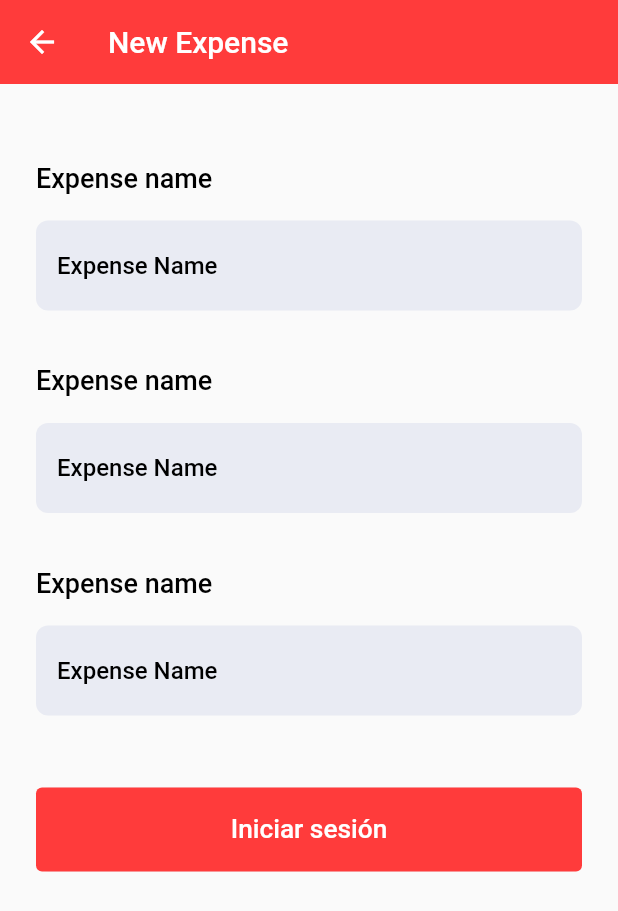
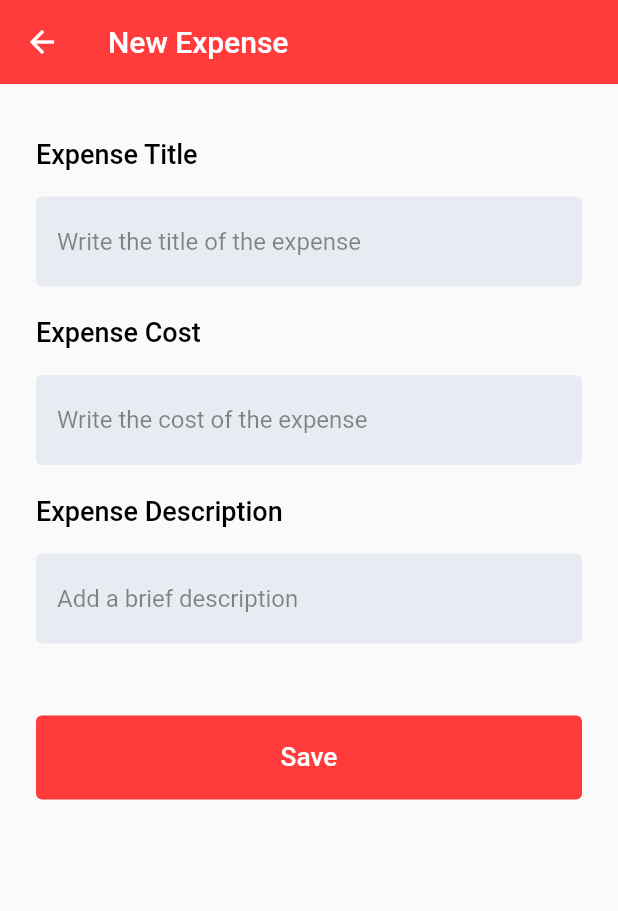
Before and after one commit to JoshuaR503/GigWorkerCalculator, a Flutter app: the screen it shows after launch, after a tap on "Add gas expense", on a phone screen of 412 x 824 dp. Shown: the top 911 px of the screen. Run offline on Flutter 3.47's test engine with Material 2 defaults, Android fonts, the phone set to English and light mode, and no system bars; drawn by our look-alikes of flutter_fadein; our stand-ins replace font_awesome_flutter, salomon_bottom_bar; Roboto replaces fonts that are missing (OpenSans).

Commit message:
Improved Expenses screen code and UI.

```diff
--- a/lib/screens/expenses/expenses.dart
+++ b/lib/screens/expenses/expenses.dart
@@ -1,29 +1,22 @@
 import 'package:calc/screens/dashboard/styles.dart';
-import 'package:calc/screens/expenses/expensesCard.dart';
-
-import 'package:calc/shared/screenScaffold.dart';
-import 'package:calc/styles/typography.dart';
+import 'package:calc/shared/colors.dart';
 import 'package:flutter/material.dart';
 import 'package:flutter_fadein/flutter_fadein.dart';
-import 'package:font_awesome_flutter/font_awesome_flutter.dart';
 
 const kBoxDecorationStyle = BoxDecoration(
   color: Color(0xffe9ebf3),
-  borderRadius: BorderRadius.all(Radius.circular(8)),
-
+  borderRadius: BorderRadius.all(Radius.circular(4)),
 );
 
 class Expenses extends StatelessWidget {
   const Expenses({ Key? key }) : super(key: key);
 
-
-
   @override
   Widget build(BuildContext context) {
     return Scaffold(
       appBar: AppBar(
-        title: Text("New Expense"),
-        backgroundColor: Color(0xffff3b3b),
+        title: const Text("New Expense"),
+        backgroundColor: kCoralRed,
         bottomOpacity: 0.0,
         elevation: 0.0
       ),
@@ -33,28 +26,10 @@ class Expenses extends StatelessWidget {
           width: double.infinity,
           child: SingleChildScrollView(
             physics: const AlwaysScrollableScrollPhysics(),
-              padding: const EdgeInsets.symmetric(horizontal: 24.0, vertical: 40.0),
+            padding: const EdgeInsets.symmetric(horizontal: 24.0, vertical: 24.0),
             child: FadeIn(
               duration: const Duration(milliseconds: 300),
-                child: Column(
-                  mainAxisAlignment: MainAxisAlignment.spaceBetween,
-                  children: [
-
-                    Column(
-                      children: [
-                        _buildFormField(),
-                    const SizedBox(height: 24),
-                    _buildFormField(),
-                    const SizedBox(height: 24),
-                    _buildFormField(),
-                      ],
-                    ),
-                    const SizedBox(height: 48),
-                                        _buildLoginBtn()
-
-                  ],
-
-                )
+              child: _buildForm()
             )
           ),
         ),
@@ -62,39 +37,57 @@ class Expenses extends StatelessWidget {
     );
   }
 
-  Widget _buildFormField() {
+  Widget _buildForm() {
+    return Column(
+      mainAxisAlignment: MainAxisAlignment.spaceBetween,
+      children: [
 
+        Column(
+          children: [
+            _buildFormField(title: "Expense Title", label: "Write the title of the expense"),
+            const SizedBox(height: 8),
+            _buildFormField(title: "Expense Cost", label: "Write the cost of the expense"),
+            const SizedBox(height: 8),
+            _buildFormField(title: "Expense Description", label: "Add a brief description"),
+          ],
+        ),
+        const SizedBox(height: 48),
+        _buildLoginBtn()
+      ],
+    );
+  }
 
+  Widget _buildFormField({
+    required String title,
+    required String label
+  }) {
 
     const kHintTextStyle = TextStyle(
       fontFamily: 'OpenSans',
-      fontWeight: FontWeight.w500,
-      color: Colors.black
+      fontWeight: FontWeight.w400,
+      color: Colors.black45
     );
 
+    final InputDecoration kFormDecoration = InputDecoration(
+      contentPadding: const EdgeInsets.only(left: 14.0),
+      border: InputBorder.none,
+      hintText: label,
+      hintStyle: kHintTextStyle,
+    );
 
-    return  Column(
+    return Column(
       crossAxisAlignment: CrossAxisAlignment.start,
       children: [
         const SizedBox(height: 8),
+        Text(title, style: breakdownSectionTitle),
 
-       Text("Expense name",style: breakdownSectionTitle),
         const SizedBox(height: 16),
 
         Container(
           alignment: Alignment.centerLeft,
           decoration: kBoxDecorationStyle,
+          child: TextField(style: kHintTextStyle, decoration: kFormDecoration),
           height: 60.0,
-      // ignore: prefer_const_constructors
-      child: TextField(
-        style: kHintTextStyle,
-        decoration: const InputDecoration(
-                        contentPadding: EdgeInsets.only(left: 14.0),
-          border: InputBorder.none,
-          hintText: "Expense Name",
-          hintStyle: kHintTextStyle,
-        ),
-      ),
         )
       ],
     );
@@ -108,18 +101,12 @@ class Expenses extends StatelessWidget {
       child: ElevatedButton(
         style: ElevatedButton.styleFrom(
           elevation: 0,
-          primary: Color(0xffff3b3b),
-          padding: EdgeInsets.all(8),
+          primary: kCoralRed,
+          padding: const EdgeInsets.all(8),
         ),
+
         onPressed: () {},
-        child: Text(
-          'Iniciar sesión',
-          style: TextStyle(
-            color: Colors.white,
-            fontSize: 17.5,
-            fontWeight: FontWeight.w500,
-            fontFamily: 'OpenSans',
-          ),
+        child: const Text('Save', style: TextStyle(fontSize: 17.5),
         ),
       ),
     );
--- a/lib/screens/expenses/expensesCard.dart
+++ b/lib/screens/expenses/expensesCard.dart
@@ -1,4 +1,5 @@
 import 'package:calc/screens/dashboard/styles.dart';
+import 'package:calc/shared/colors.dart';
 import 'package:flutter/material.dart';
 import 'package:font_awesome_flutter/font_awesome_flutter.dart';
 
@@ -9,8 +10,7 @@ class ExpensesCard extends StatelessWidget {
 
   final Color color;
 
-  // ignore: prefer_const_constructors_in_immutables
-  ExpensesCard({Key? key,
+  const ExpensesCard({Key? key,
     required this.title,
     required this.description,
     required this.icon,
@@ -39,9 +39,9 @@ class ExpensesCard extends StatelessWidget {
               height: 48,
               width: 48,
               padding: const EdgeInsets.all(14),
-              child: FaIcon(icon, color: Color(0XFFffd7d7),),
+              child: FaIcon(icon, color: kLightCoralRed),
               decoration: const BoxDecoration(
-                color: Color(0xffff3b3b),
+                color: kCoralRed,
                 borderRadius: BorderRadius.all(Radius.circular(4))
               ),
             ),
--- a/lib/shared/card.dart
+++ b/lib/shared/card.dart
@@ -1,3 +1,4 @@
+import 'package:calc/shared/colors.dart';
 import 'package:flutter/material.dart';
 
 class DecorativeCard extends StatelessWidget {
@@ -43,7 +44,7 @@ class DecorativeCard extends StatelessWidget {
       child:  Container(
         padding: const EdgeInsets.all(14),
         decoration: const BoxDecoration(
-          color: Color(0xffff3b3b),
+          color: kCoralRed,
           borderRadius: BorderRadius.all(Radius.circular(4))
         ),
         child: Column(
--- /dev/null
+++ b/lib/shared/colors.dart
@@ -0,0 +1,8 @@
+
+
+
+
+import 'package:flutter/material.dart';
+
+const Color kCoralRed = Color(0xffff3b3b);
+const Color kLightCoralRed = Color(0XFFffd7d7);
```
Also changed, not shown: lib/screens/expenses/styles.dart (added). Lines whose indentation alone changed are shown as unchanged.
